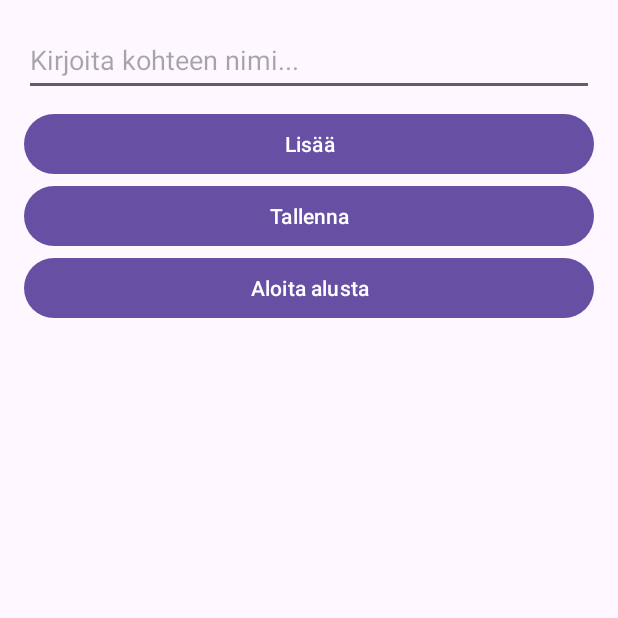
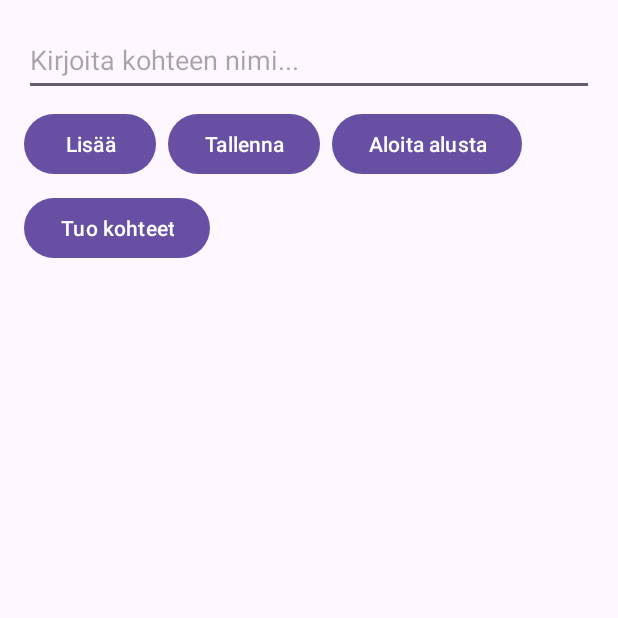
Before and after one commit to Kiviviki/TimerApp, an Android app: the screen it shows after launch (MainActivity), on a phone screen of 412 x 824 dp, the top half of it. Run offline under Robolectric (Android 15) with nearby library versions, the phone set to English and light mode, and no system bars.

Commit message:
Import system working, open maps, better design

```diff
--- a/app/build.gradle.kts
+++ b/app/build.gradle.kts
@@ -8,7 +8,7 @@ android {
 
     defaultConfig {
         applicationId = "com.example.timerapp"
-        minSdk = 21
+        minSdk = 26
         targetSdk = 34
         versionCode = 1
         versionName = "1.0"
@@ -37,6 +37,10 @@ dependencies {
     implementation(libs.material)
     implementation(libs.activity)
     implementation(libs.constraintlayout)
+    implementation("com.opencsv:opencsv:5.6") // Correct way to define dependencies in Kotlin DSL
+
+
+
     testImplementation(libs.junit)
     androidTestImplementation(libs.ext.junit)
     androidTestImplementation(libs.espresso.core)
--- a/app/src/main/res/layout/activity_main.xml
+++ b/app/src/main/res/layout/activity_main.xml
@@ -14,25 +14,40 @@
         android:hint="Kirjoita kohteen nimi..."
         android:minHeight="48dp" />
 
+    <!-- Horizontal LinearLayout for buttons -->
+    <LinearLayout
+        android:layout_width="match_parent"
+        android:layout_height="wrap_content"
+        android:orientation="horizontal"
+        android:layout_marginBottom="8dp">
+
 	<Button
             android:id="@+id/addButton"
-        android:layout_width="match_parent"
+            android:layout_width="wrap_content"
             android:layout_height="wrap_content"
-        android:text="Lisää"
-        tools:ignore="VisualLintButtonSize" />
+            android:text="Lisää" />
 
         <Button
             android:id="@+id/saveButton"
-   	android:layout_width="match_parent"
+            android:layout_width="wrap_content"
             android:layout_height="wrap_content"
-   	android:text="Tallenna" />
+            android:text="Tallenna"
+            android:layout_marginStart="8dp" />
 
         <Button
             android:id="@+id/clearDataButton"
-    	android:layout_width="match_parent"
+            android:layout_width="wrap_content"
             android:layout_height="wrap_content"
             android:text="Aloita alusta"
+            android:layout_marginStart="8dp"
             tools:ignore="VisualLintButtonSize" />
+    </LinearLayout>
+
+        <Button
+            android:id="@+id/importButton"
+            android:layout_width="wrap_content"
+            android:layout_height="wrap_content"
+            android:text="Tuo kohteet" />
 
     <androidx.recyclerview.widget.RecyclerView
         android:id="@+id/recyclerView"
--- a/app/src/main/res/layout/item_layout.xml
+++ b/app/src/main/res/layout/item_layout.xml
@@ -15,6 +15,8 @@
         android:background="#263238"
         android:textColor="#FFFFFF"
         android:padding="8dp"
+        android:clickable="true"
+        android:focusable="true"
 	android:layout_marginBottom="8dp" />
 
     <LinearLayout
@@ -43,5 +45,6 @@
         android:layout_height="wrap_content"
         android:text="Poista"
 	android:layout_marginEnd="8dp" />
+
     </LinearLayout>
 </LinearLayout>
```
Also changed, not shown: app/src/main/java/com/example/timerapp/ItemAdapter.java (+35 -11 lines), app/src/main/java/com/example/timerapp/MainActivity.java (+117 -92 lines). Lines whose indentation alone changed are shown as unchanged.
